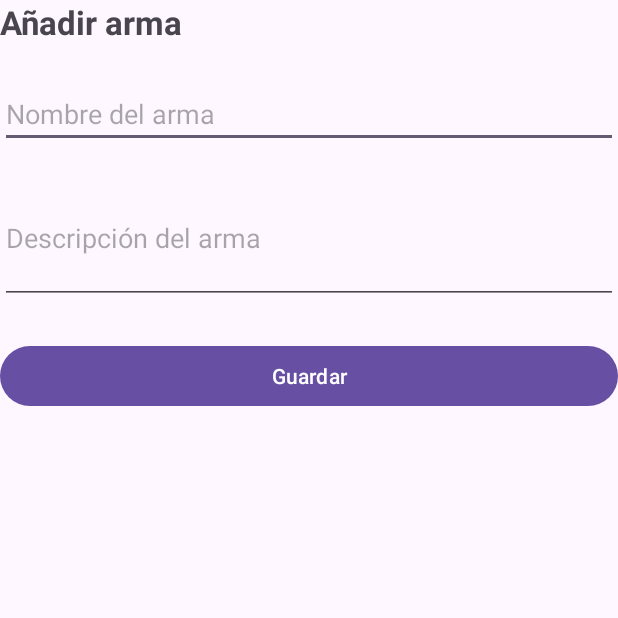
After one commit to 23sisalejandropedraza-eng/app-trimestre1-dam, an Android app: the FormularioArmaActivity screen opened directly, with no data from a screen before it, on a phone screen of 412 x 824 dp, the top half of it. The commit adds this screen. Run offline under Robolectric (Android 15) with nearby library versions, the phone set to English and light mode, and no system bars.

Commit message:
conectar lista de armas desde MainActivity y registrar pantallas

```diff
--- a/app/src/main/AndroidManifest.xml
+++ b/app/src/main/AndroidManifest.xml
@@ -33,6 +33,12 @@
         <activity
             android:name=".lista.ListaActivity"
             android:exported="false" />
+        <activity
+            android:name=".lista.FormularioArmaActivity"
+            android:exported="false" />
+        <activity
+            android:name=".lista.DetalleArmaActivity"
+            android:exported="false" />
     </application>
 
 </manifest>
--- a/app/src/main/java/com/example/apptrimestre1_alejandropedraza/MainActivity.kt
+++ b/app/src/main/java/com/example/apptrimestre1_alejandropedraza/MainActivity.kt
@@ -11,6 +11,7 @@ import androidx.core.view.WindowInsetsCompat
 import com.example.apptrimestre1_alejandropedraza.calculadora.CalculadoraActivity
 import com.example.apptrimestre1_alejandropedraza.conversor.ConversorActivity
 import com.example.apptrimestre1_alejandropedraza.dados.DadosActivity
+import com.example.apptrimestre1_alejandropedraza.lista.ListaActivity
 
 class MainActivity : AppCompatActivity() {
 
@@ -48,5 +49,10 @@ class MainActivity : AppCompatActivity() {
             startActivity(intent)
         }
 
+        btnLista.setOnClickListener {
+            val intent = Intent(this, ListaActivity::class.java)
+            intent.putExtra("USUARIO", etNombre.text.toString())
+            startActivity(intent)
+        }
     }
 }
--- /dev/null
+++ b/app/src/main/java/com/example/apptrimestre1_alejandropedraza/lista/FormularioArmaActivity.kt
@@ -0,0 +1,69 @@
+package com.example.apptrimestre1_alejandropedraza.lista
+
+import android.os.Bundle
+import android.widget.Button
+import android.widget.EditText
+import android.widget.TextView
+import android.widget.Toast
+import androidx.activity.enableEdgeToEdge
+import androidx.appcompat.app.AppCompatActivity
+import androidx.core.view.ViewCompat
+import androidx.core.view.WindowInsetsCompat
+import com.example.apptrimestre1_alejandropedraza.R
+
+class FormularioArmaActivity : AppCompatActivity() {
+
+    override fun onCreate(savedInstanceState: Bundle?) {
+        super.onCreate(savedInstanceState)
+        enableEdgeToEdge()
+        setContentView(R.layout.activity_formulario_arma)
+        ViewCompat.setOnApplyWindowInsetsListener(findViewById(R.id.main)) { v, insets ->
+            val systemBars = insets.getInsets(WindowInsetsCompat.Type.systemBars())
+            v.setPadding(systemBars.left, systemBars.top, systemBars.right, systemBars.bottom)
+            insets
+        }
+
+        val tvTitulo: TextView = findViewById(R.id.tvTituloFormulario)
+        val etNombre: EditText = findViewById(R.id.etNombreArma)
+        val etDescripcion: EditText = findViewById(R.id.etDescripcionArma)
+        val btnGuardar: Button = findViewById(R.id.btnGuardarArma)
+
+        val posicion = intent.getIntExtra("POSICION", -1)
+        val esEdicion = posicion in DatosArmas.listaArmas.indices
+
+        if (esEdicion) {
+            val armaActual = DatosArmas.listaArmas[posicion]
+            tvTitulo.text = "Editar arma"
+            etNombre.setText(armaActual.nombre)
+            etDescripcion.setText(armaActual.descripcion)
+        } else {
+            tvTitulo.text = "Añadir arma"
+        }
+
+        btnGuardar.setOnClickListener {
+            val nombre = etNombre.text.toString().trim()
+            val descripcion = etDescripcion.text.toString().trim()
+
+            if (nombre.isEmpty() || descripcion.isEmpty()) {
+                Toast.makeText(this, "Rellena nombre y descripción", Toast.LENGTH_SHORT).show()
+                return@setOnClickListener
+            }
+
+            if (esEdicion) {
+                DatosArmas.listaArmas[posicion].nombre = nombre
+                DatosArmas.listaArmas[posicion].descripcion = descripcion
+                Toast.makeText(this, "Arma actualizada", Toast.LENGTH_SHORT).show()
+            } else {
+                val nuevaArma = Arma(
+                    nombre = nombre,
+                    descripcion = descripcion,
+                    imagen = R.drawable.granespada
+                )
+                DatosArmas.listaArmas.add(nuevaArma)
+                Toast.makeText(this, "Arma añadida", Toast.LENGTH_SHORT).show()
+            }
+
+            finish()
+        }
+    }
+}
--- /dev/null
+++ b/app/src/main/res/layout/activity_formulario_arma.xml
@@ -0,0 +1,55 @@
+<?xml version="1.0" encoding="utf-8"?>
+<androidx.constraintlayout.widget.ConstraintLayout xmlns:android="http://schemas.android.com/apk/res/android"
+    xmlns:app="http://schemas.android.com/apk/res-auto"
+    xmlns:tools="http://schemas.android.com/tools"
+    android:id="@+id/main"
+    android:layout_width="match_parent"
+    android:layout_height="match_parent"
+    android:padding="24dp"
+    tools:context=".lista.FormularioArmaActivity">
+
+    <TextView
+        android:id="@+id/tvTituloFormulario"
+        android:layout_width="0dp"
+        android:layout_height="wrap_content"
+        android:text="Nueva arma"
+        android:textSize="22sp"
+        android:textStyle="bold"
+        app:layout_constraintEnd_toEndOf="parent"
+        app:layout_constraintStart_toStartOf="parent"
+        app:layout_constraintTop_toTopOf="parent" />
+
+    <EditText
+        android:id="@+id/etNombreArma"
+        android:layout_width="0dp"
+        android:layout_height="wrap_content"
+        android:layout_marginTop="24dp"
+        android:hint="Nombre del arma"
+        android:inputType="textCapWords"
+        app:layout_constraintEnd_toEndOf="parent"
+        app:layout_constraintStart_toStartOf="parent"
+        app:layout_constraintTop_toBottomOf="@+id/tvTituloFormulario" />
+
+    <EditText
+        android:id="@+id/etDescripcionArma"
+        android:layout_width="0dp"
+        android:layout_height="wrap_content"
+        android:layout_marginTop="16dp"
+        android:hint="Descripción del arma"
+        android:inputType="textMultiLine"
+        android:minLines="3"
+        app:layout_constraintEnd_toEndOf="parent"
+        app:layout_constraintStart_toStartOf="parent"
+        app:layout_constraintTop_toBottomOf="@+id/etNombreArma" />
+
+    <Button
+        android:id="@+id/btnGuardarArma"
+        android:layout_width="0dp"
+        android:layout_height="wrap_content"
+        android:layout_marginTop="24dp"
+        android:text="Guardar"
+        app:layout_constraintEnd_toEndOf="parent"
+        app:layout_constraintStart_toStartOf="parent"
+        app:layout_constraintTop_toBottomOf="@+id/etDescripcionArma" />
+
+</androidx.constraintlayout.widget.ConstraintLayout>
```
Also changed, not shown: app/src/main/java/com/example/apptrimestre1_alejandropedraza/lista/DetalleArmaActivity.kt (added, +42 -0 lines), app/src/main/java/com/example/apptrimestre1_alejandropedraza/lista/ListaActivity.kt (added, +147 -0 lines), app/src/main/res/layout/activity_detalle_arma.xml (added, +57 -0 lines), app/src/main/res/layout/activity_lista.xml (added, +44 -0 lines).
